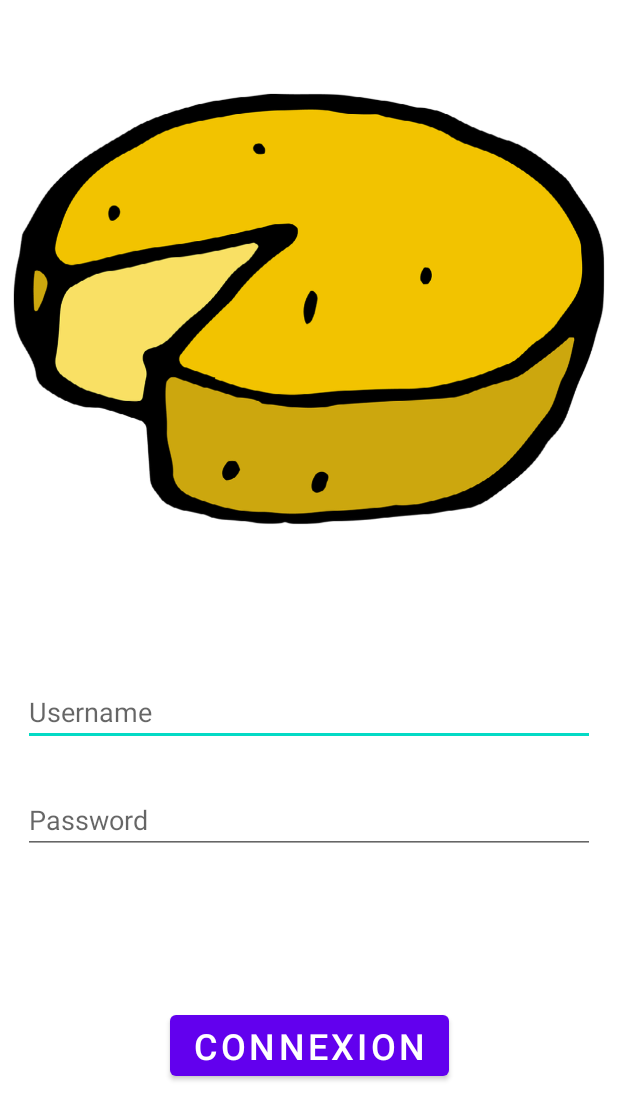
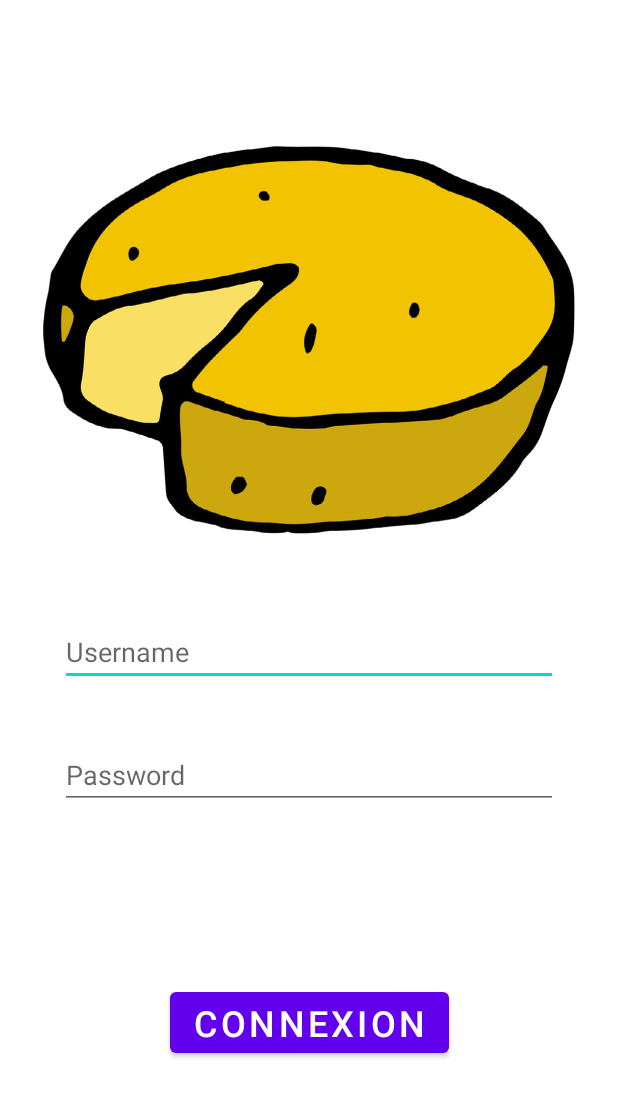
Before and after one commit to SamSebille/TP1Mobile, an Android app: the screen it shows after launch (MainActivity), on a phone screen of 412 x 824 dp. Shown: the top 1120 px of the screen. Run offline under Robolectric (Android 15) with nearby library versions, the phone set to English and light mode, and no system bars.

Commit message:
Landscape supported

```diff
--- a/app/src/main/res/layout/activity_main.xml
+++ b/app/src/main/res/layout/activity_main.xml
@@ -12,8 +12,9 @@
         android:layout_height="0dp"
         app:layout_constraintBottom_toTopOf="@+id/guideline8"
         app:layout_constraintEnd_toEndOf="parent"
+        app:layout_constraintHorizontal_bias="1.0"
         app:layout_constraintStart_toStartOf="parent"
-        app:layout_constraintTop_toTopOf="parent"
+        app:layout_constraintTop_toTopOf="@+id/guideline6"
         app:srcCompat="@drawable/logo_framage"
         tools:src="@drawable/logo_framage"
         tools:srcCompat="@drawable/logo_framage" />
@@ -29,10 +30,9 @@
         android:id="@+id/linearLayout"
         android:layout_width="0dp"
         android:layout_height="wrap_content"
-        android:layout_marginTop="40dp"
         android:orientation="vertical"
-        android:paddingLeft="15dp"
-        android:paddingRight="15dp"
+        android:paddingLeft="40dp"
+        android:paddingRight="40dp"
         app:layout_constraintEnd_toEndOf="parent"
         app:layout_constraintStart_toStartOf="parent"
         app:layout_constraintTop_toBottomOf="@+id/img_logo">
@@ -56,7 +56,7 @@
                 android:id="@+id/login_password"
                 android:layout_width="match_parent"
                 android:layout_height="wrap_content"
-                android:layout_marginTop="20dp"
+                android:layout_marginTop="30dp"
                 android:layout_weight="1"
                 android:ems="10"
                 android:hint="Password"
@@ -78,4 +78,11 @@
         app:layout_constraintStart_toStartOf="parent"
         app:layout_constraintTop_toBottomOf="@+id/linearLayout" />
 
+    <androidx.constraintlayout.widget.Guideline
+        android:id="@+id/guideline6"
+        android:layout_width="wrap_content"
+        android:layout_height="wrap_content"
+        android:orientation="horizontal"
+        app:layout_constraintGuide_percent="0.05" />
+
 </androidx.constraintlayout.widget.ConstraintLayout>
```
